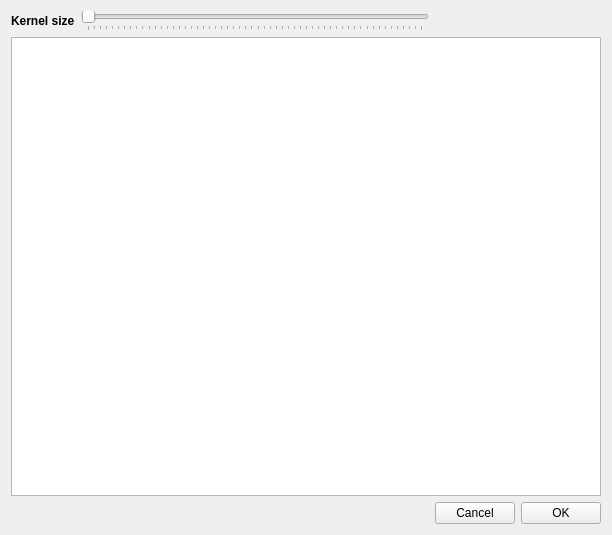
Before: the Qt Designer form OpenCVShop/CVActionMedianBlurView.ui in hrachyahakobyan/OpenCVShop, drawn with Qt 5.
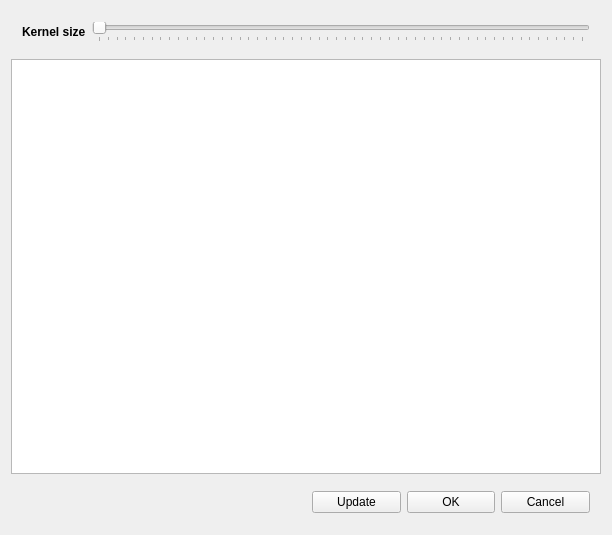
After: the same form once the commit is applied. Custom widgets are drawn as their Qt base class.

Diff of the .ui file:
```diff
--- a/OpenCVShop/CVActionMedianBlurView.ui
+++ b/OpenCVShop/CVActionMedianBlurView.ui
@@ -13,22 +13,18 @@
   <property name="windowTitle">
    <string>CVActionMedianBlurView</string>
   </property>
-  <layout class="QGridLayout" name="gridLayout">
-   <item row="0" column="0">
-    <widget class="QLabel" name="label">
-     <property name="font">
-      <font>
-       <weight>75</weight>
-       <bold>true</bold>
-      </font>
-     </property>
-     <property name="text">
-      <string>Kernel size</string>
-     </property>
-    </widget>
-   </item>
-   <item row="0" column="1">
+  <property name="layoutDirection">
+   <enum>Qt::RightToLeft</enum>
+  </property>
+  <layout class="QVBoxLayout" name="verticalLayout">
+   <item>
+    <widget class="QWidget" name="widget_2" native="true">
+     <layout class="QHBoxLayout" name="horizontalLayout_2">
+      <item>
     <widget class="QSlider" name="kernelSizeSlider">
+        <property name="layoutDirection">
+         <enum>Qt::LeftToRight</enum>
+        </property>
      <property name="minimum">
       <number>1</number>
      </property>
@@ -61,21 +57,80 @@
      </property>
     </widget>
    </item>
-   <item row="1" column="0" colspan="4">
+      <item>
+       <widget class="QLabel" name="label">
+        <property name="font">
+         <font>
+          <weight>75</weight>
+          <bold>true</bold>
+         </font>
+        </property>
+        <property name="text">
+         <string>Kernel size</string>
+        </property>
+       </widget>
+      </item>
+     </layout>
+    </widget>
+   </item>
+   <item>
     <widget class="QGraphicsView" name="graphicsView"/>
    </item>
-   <item row="2" column="2">
+   <item>
+    <widget class="QWidget" name="widget" native="true">
+     <property name="maximumSize">
+      <size>
+       <width>300</width>
+       <height>16777215</height>
+      </size>
+     </property>
+     <layout class="QHBoxLayout" name="horizontalLayout">
+      <item>
     <widget class="QPushButton" name="cancelButton">
+        <property name="maximumSize">
+         <size>
+          <width>100</width>
+          <height>16777215</height>
+         </size>
+        </property>
      <property name="text">
       <string>Cancel</string>
      </property>
     </widget>
    </item>
-   <item row="2" column="3">
+      <item>
     <widget class="QPushButton" name="okButton">
+        <property name="minimumSize">
+         <size>
+          <width>0</width>
+          <height>0</height>
+         </size>
+        </property>
+        <property name="maximumSize">
+         <size>
+          <width>100</width>
+          <height>16777215</height>
+         </size>
+        </property>
      <property name="text">
       <string>OK</string>
      </property>
+       </widget>
+      </item>
+      <item>
+       <widget class="QPushButton" name="updateButton">
+        <property name="maximumSize">
+         <size>
+          <width>100</width>
+          <height>16777215</height>
+         </size>
+        </property>
+        <property name="text">
+         <string>Update</string>
+        </property>
+       </widget>
+      </item>
+     </layout>
     </widget>
    </item>
   </layout>
```
Left out of the diff: 2 changed lines with no effect on the pictures. Lines whose indentation alone changed are shown as unchanged.
